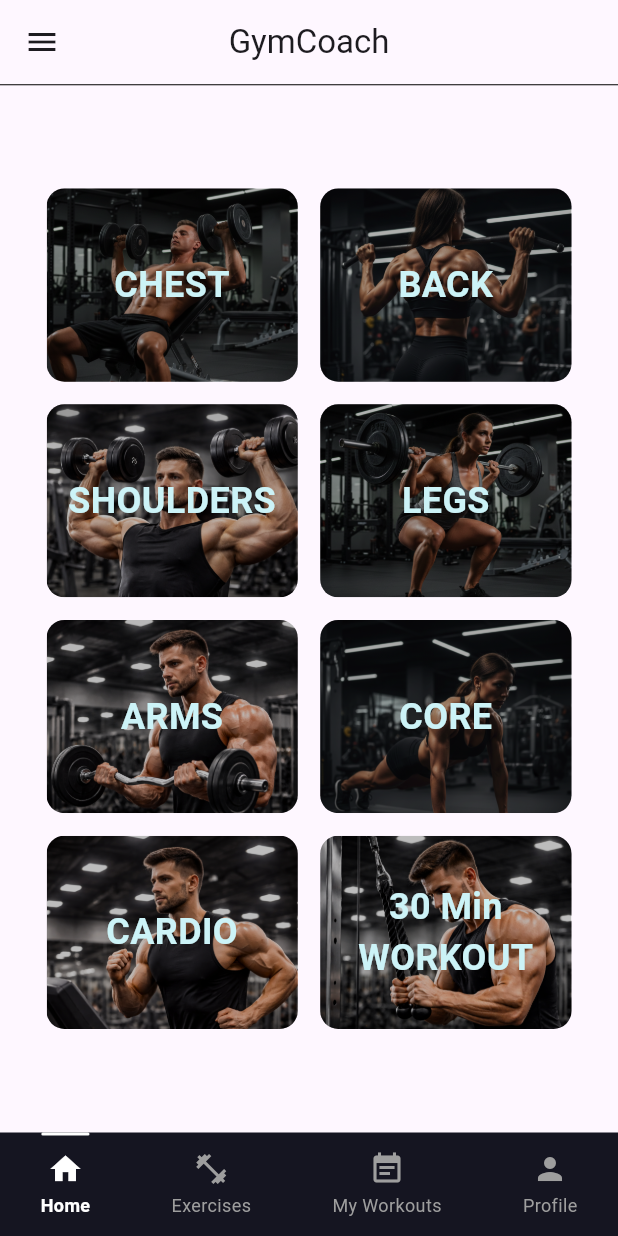
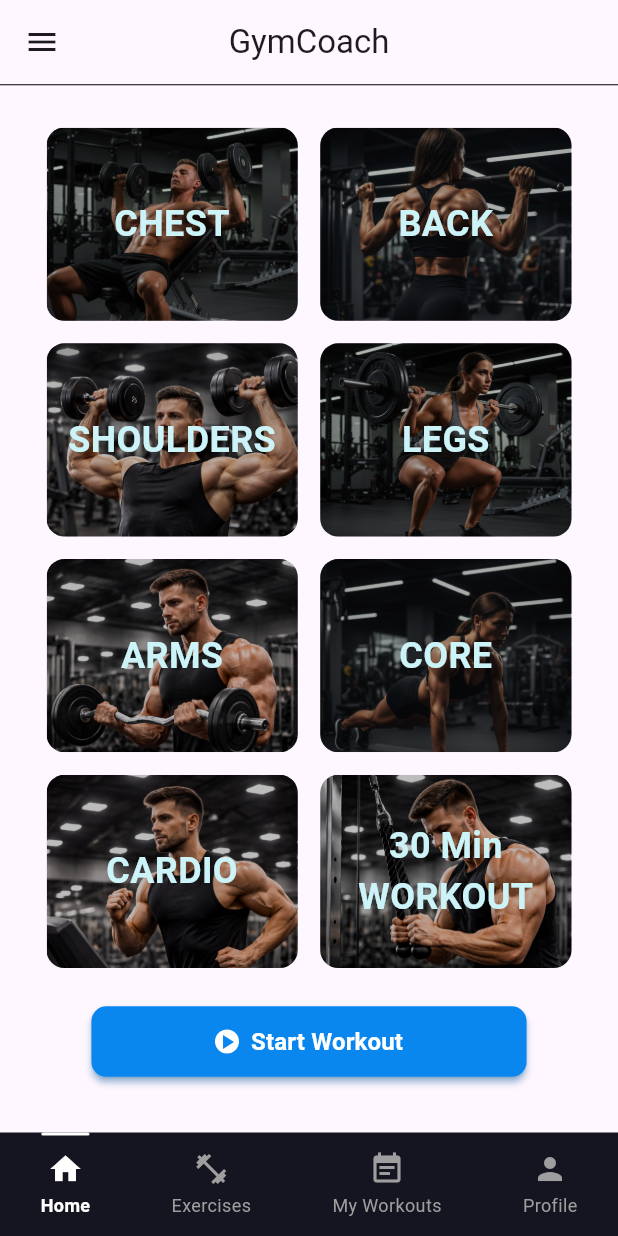
Before and after one commit to ShivamGlotra/workout_app, a Flutter app: the screen it shows after launch, on a phone screen of 412 x 824 dp. Run offline on Flutter 3.47's test engine with Material 3 defaults, Android fonts, the phone set to English and light mode, and no system bars.

Commit message:
start workout button added to home screen

```diff
--- a/lib/screens/home_page.dart
+++ b/lib/screens/home_page.dart
@@ -37,53 +37,7 @@
   Widget build(BuildContext context) {
     return Column(
       children: [
-        Padding(
-          padding: const EdgeInsets.only(left: 16, right: 16, top: 20),
-          child: SizedBox(
-            width: MediaQuery.of(context).size.width * .84,
-            height: MediaQuery.of(context).size.width * .05,
-            // child: TextField(
-            //   decoration: InputDecoration(
-            //     hintText: "Search exercises",
-            //     prefixIcon: const Icon(Icons.search),
-            //     filled: true,
-            //     fillColor: MaterialStateColor.resolveWith((
-            //       Set<MaterialState> states,
-            //     ) {
-            //       if (states.contains(MaterialState.focused)) {
-            //         return Colors.white; // Color when focused
-            //       }
-            //       return const Color.fromARGB(
-            //         255,
-            //         233,
-            //         233,
-            //         233,
-            //       ); // Color when NOT focused
-            //     }),
-            //     // enabledBorder: OutlineInputBorder(
-            //     //   borderRadius: BorderRadius.circular(12),
-            //     //   borderSide: const BorderSide(
-            //     //     color: Colors.black26,
-            //     //     width: 2,
-            //     //   ),
-            //     // ),
-            //     focusedBorder: OutlineInputBorder(
-            //       borderRadius: BorderRadius.circular(12),
-            //       borderSide: const BorderSide(
-            //         color: Colors.black38, // <-- border color when active
-            //         width: 2,
-            //       ),
-            //     ),
-            //     contentPadding: const EdgeInsets.symmetric(vertical: 0),
-            //     border: OutlineInputBorder(
-            //       borderRadius: BorderRadius.circular(12),
-            //       borderSide: BorderSide(color: Colors.grey.shade300),
-            //     ),
-            //   ),
-            //   onChanged: (query) {},
-            // ),
-          ),
-        ),
+        // Padding(padding: const EdgeInsets.symmetric(horizontal: 16)),
         Expanded(
           child: SingleChildScrollView(
             padding: const EdgeInsets.symmetric(vertical: 8, horizontal: 16),
@@ -143,7 +97,7 @@
 
   Widget buildExerciseGrid(BuildContext context) {
     return Column(
-      mainAxisAlignment: MainAxisAlignment.start,
+      mainAxisAlignment: MainAxisAlignment.spaceEvenly,
       children: [
         SizedBox(height: 20),
         ...List.generate((exerciseTiles.length / 2).ceil(), (rowIndex) {
@@ -167,6 +121,57 @@
             ),
           );
         }),
+        SizedBox(height: 10),
+        ElevatedButton.icon(
+          onPressed: () => (
+            showDialog(
+              context: context,
+              builder: (context) => AlertDialog(
+                title: Text("Create New Plan"),
+                content: Text("New workout plan creation coming soon!"),
+                actions: [
+                  TextButton(
+                    onPressed: () => Navigator.of(context).pop(),
+                    child: Text("Close"),
+                  ),
+                ],
+              ),
+            ),
+          ),
+          icon: Container(
+            decoration: BoxDecoration(
+              color: Colors.white,
+              shape: BoxShape.circle,
+            ),
+            child: Icon(
+              Icons.play_arrow,
+              color: Color.fromARGB(255, 10, 135, 238),
+              size: 16,
+            ),
+          ),
+          style: ButtonStyle(
+            elevation: WidgetStateProperty.all(2),
+            shadowColor: WidgetStateProperty.all(Colors.blue),
+            backgroundColor: WidgetStateProperty.all(
+              const Color.fromARGB(255, 10, 135, 238),
+            ),
+            foregroundColor: WidgetStateProperty.all(Colors.white),
+            padding: WidgetStateProperty.all(
+              EdgeInsets.symmetric(
+                horizontal: MediaQuery.widthOf(context) * .2,
+                vertical: 12,
+              ),
+            ),
+            shape: WidgetStateProperty.all(
+              RoundedRectangleBorder(borderRadius: BorderRadius.circular(10)),
+            ),
+          ),
+          label: Text(
+            'Start Workout',
+            style: TextStyle(fontSize: 16, fontWeight: FontWeight.bold),
+          ),
+        ),
+        SizedBox(height: 10),
       ],
     );
   }
```
